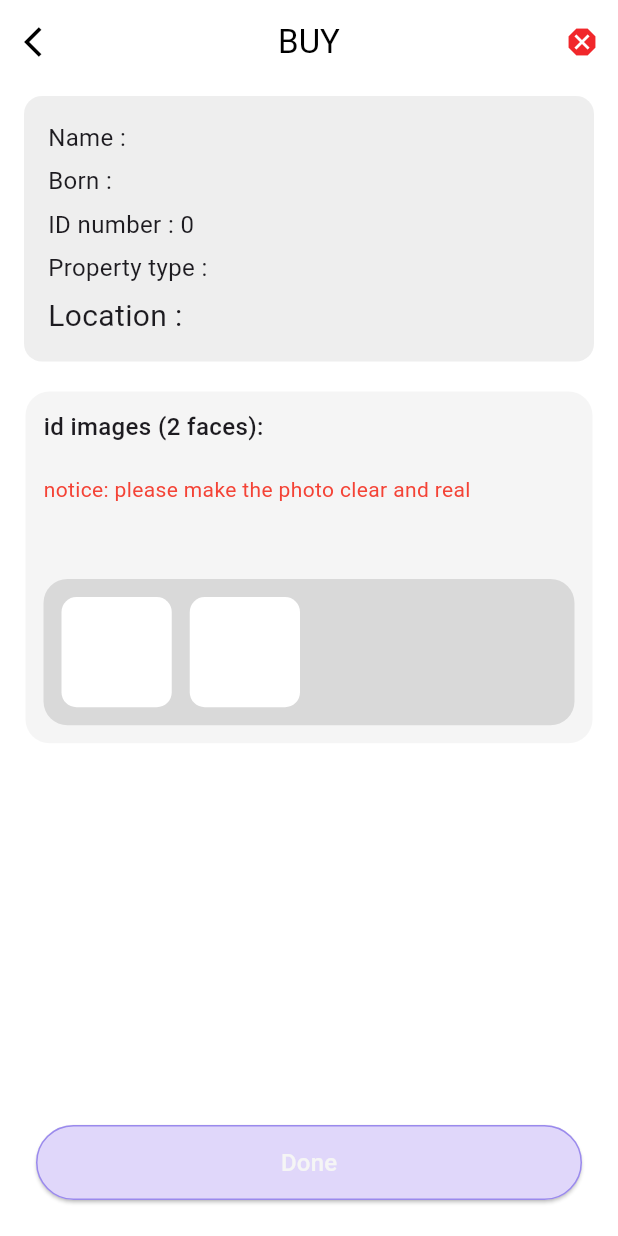
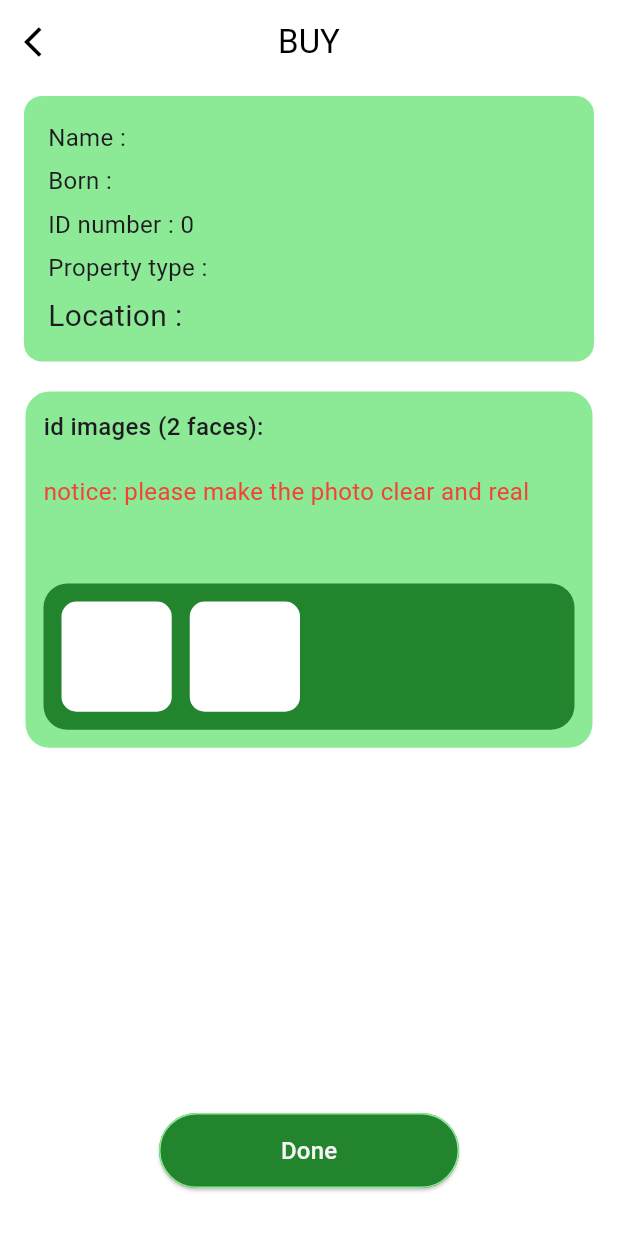
Before and after one commit to Twfekalh/real_estate_investment_lawyer_app, a Flutter app: the BuyViewBody screen opened directly with empty values, after a tap on "Done", on a phone screen of 412 x 824 dp. Run offline on Flutter 3.47's test engine with Material 3 defaults, Android fonts, the light colour scheme and no system bars; our stand-ins replace bloc, dio, equatable, flutter_bloc, flutter_easyloading, flutter_svg and 6 more; accounts and stored records are empty; network calls fail; key blocks and very long unbroken strings in the code were emptied for the run.

Commit message:
simple edit

```diff
--- a/lib/presentation/buy/presentation/widgets/buy_view_body.dart
+++ b/lib/presentation/buy/presentation/widgets/buy_view_body.dart
@@ -60,43 +60,24 @@ class _BuyViewBodyState extends State<BuyViewBody> {
             centerTitle: true,
             backgroundColor: Colors.white,
             elevation: 0,
-            actions: [
-              IconButton(
-                icon: const Icon(Icons.dangerous, color: AppColors.brightRed),
-                onPressed: () {
-                  showModalBottomSheet(
-                    context: context,
-                    isScrollControlled: true,
-                    shape: const RoundedRectangleBorder(
-                      borderRadius: BorderRadius.vertical(
-                        top: Radius.circular(24),
-                      ),
-                    ),
-                    builder:
-                        (_) => const Padding(
-                          padding: EdgeInsets.only(
-                            bottom: 20,
-                            left: 16,
-                            right: 16,
-                            top: 12,
-                          ),
-                          child: RefuseReasonBottomSheet(),
-                        ),
-                  );
-                },
-              ),
-            ],
+
             iconTheme: const IconThemeData(color: Colors.black),
           ),
-          body: Padding(
-            padding: const EdgeInsets.symmetric(horizontal: 16, vertical: 8),
+          body: Stack(
+            children: [
+              Padding(
+                padding: const EdgeInsets.symmetric(
+                  horizontal: 16,
+                  vertical: 8,
+                ),
                 child: Column(
+                  crossAxisAlignment: CrossAxisAlignment.start,
                   children: [
                     Container(
                       width: double.infinity,
                       padding: const EdgeInsets.all(16),
                       decoration: BoxDecoration(
-                    color: Colors.grey.shade200,
+                        color: AppColors.teal,
                         borderRadius: BorderRadius.circular(12),
                       ),
                       child: Column(
@@ -130,49 +111,37 @@ class _BuyViewBodyState extends State<BuyViewBody> {
                       ),
                     ),
                     const SizedBox(height: 20),
+
                     ImageBaySection(
                       title: "id images (2 faces):",
                       images: idImages,
                       onTap: pick,
                     ),
-                const SizedBox(height: 20),
+                    // const SizedBox(height: 20),
                     const Spacer(),
-              ],
-            ),
-          ),
-          bottomNavigationBar: Padding(
-            padding: const EdgeInsets.all(24.0),
+                    Padding(
+                      padding: const EdgeInsets.only(bottom: 24.0),
+                      child: Center(
                         child: SizedBox(
-              width: double.infinity,
+                          width: 200,
                           height: 50,
                           child: ElevatedButton(
-                onPressed:
-                    isLoading
-                        ? null
-                        : () {
-                          // Dispatch the add-images event with the two image paths:
-                          context.read<AddImagesBloc>().add(
-                            SubmitAddImagesEvent(
-                              id: widget.buyRequest.id!,
-                              frontImagePath: idImages[0]!,
-                              backImagePath: idImages[1]!,
-                            ),
-                          );
+                            onPressed: () {
+                              //   context.read<CheckBloc>().add(
+                              //     AcceptRequestEvent(legalCheck.id!),
+                              //   );
                             },
                             style: ElevatedButton.styleFrom(
-                  backgroundColor: AppColors.lightPurple100,
+                              backgroundColor: AppColors.darkGreen,
                               shape: RoundedRectangleBorder(
                                 borderRadius: BorderRadius.circular(25),
                                 side: const BorderSide(
-                      color: AppColors.lightPurple,
+                                  color: AppColors.teal,
                                   width: 1,
                                 ),
                               ),
                             ),
-                child:
-                    isLoading
-                        ? const CircularProgressIndicator(color: Colors.white)
-                        : const Text(
+                            child: const Text(
                               'Done',
                               style: TextStyle(
                                 fontSize: 16,
@@ -182,6 +151,17 @@ class _BuyViewBodyState extends State<BuyViewBody> {
                           ),
                         ),
                       ),
+                    ),
+                  ],
+                ),
+              ),
+              //  if (state is CheckInLoadingState)
+              //     Container(
+              //       color: Colors.black38,
+              //       child: const Center(child: CircularProgressIndicator()),
+              //     ),
+            ],
+          ),
         );
       },
     );
--- a/lib/presentation/buy/presentation/widgets/image_bay_section.dart
+++ b/lib/presentation/buy/presentation/widgets/image_bay_section.dart
@@ -24,7 +24,7 @@ class ImageBaySection extends StatelessWidget {
       child: Container(
         padding: const EdgeInsets.all(12),
         decoration: BoxDecoration(
-          color: AppColors.gray25,
+          color: AppColors.teal,
           borderRadius: BorderRadius.circular(16),
         ),
         child: Column(
@@ -41,7 +41,7 @@ class ImageBaySection extends StatelessWidget {
             // نص التحذير
             const Text(
               'notice: please make the photo clear and real',
-              style: TextStyle(fontSize: 14, color: Colors.red),
+              style: TextStyle(fontSize: 16, color: Colors.red),
             ),
 
             const SizedBox(height: 50),
@@ -50,7 +50,7 @@ class ImageBaySection extends StatelessWidget {
             Container(
               padding: const EdgeInsets.all(12),
               decoration: BoxDecoration(
-                color: AppColors.gray,
+                color: AppColors.darkGreen,
                 borderRadius: BorderRadius.circular(16),
               ),
               child: GridView.builder(
--- a/lib/presentation/check/presentation/widgets/check_view_body.dart
+++ b/lib/presentation/check/presentation/widgets/check_view_body.dart
@@ -98,7 +98,7 @@ class CheckViewBody extends StatelessWidget {
                       width: double.infinity,
                       padding: const EdgeInsets.all(16),
                       decoration: BoxDecoration(
-                        color: Colors.grey.shade200,
+                        color: AppColors.lightPurple100,
                         borderRadius: BorderRadius.circular(12),
                       ),
                       child: Column(
@@ -190,7 +190,7 @@ class CheckViewBody extends StatelessWidget {
                                 borderRadius: BorderRadius.circular(25),
                                 side: const BorderSide(
                                   color: AppColors.lightPurple,
-                                  width: 1,
+                                  width: 2,
                                 ),
                               ),
                             ),
--- a/lib/presentation/check/presentation/widgets/refuse_reason_bottom_sheet.dart
+++ b/lib/presentation/check/presentation/widgets/refuse_reason_bottom_sheet.dart
@@ -9,7 +9,7 @@ class RefuseReasonBottomSheet extends StatelessWidget {
     return Container(
       padding: const EdgeInsets.all(16),
       decoration: const BoxDecoration(
-        color: Colors.white,
+        color: AppColors.lightPurple100,
         borderRadius: BorderRadius.vertical(top: Radius.circular(24)),
       ),
       child: Column(
@@ -18,7 +18,7 @@ class RefuseReasonBottomSheet extends StatelessWidget {
         children: [
           const Text('refusing reason', style: TextStyle(fontSize: 16)),
           const SizedBox(height: 16),
-          const Divider(thickness: 1),
+          const Divider(thickness: 2),
           const TextField(
             decoration: InputDecoration(border: InputBorder.none),
           ),
--- a/lib/presentation/profile/profile_view.dart
+++ b/lib/presentation/profile/profile_view.dart
@@ -87,7 +87,7 @@ class _ProfileViewState extends State<ProfileView> {
                       child: Row(
                         children: [
                           Container(
-                            width: 103,
+                            width: 108,
                             height: 103,
                             decoration: ShapeDecoration(
                               color: const Color(0x669A8AEC),
@@ -137,7 +137,7 @@ class _ProfileViewState extends State<ProfileView> {
                     ),
                     const SizedBox(height: 30),
                     Container(
-                      width: 349,
+                      width: 355,
                       padding: const EdgeInsets.symmetric(vertical: 20),
                       decoration: ShapeDecoration(
                         color: const Color(0x3F9A8AEC),
```
Lines whose indentation alone changed are shown as unchanged.
